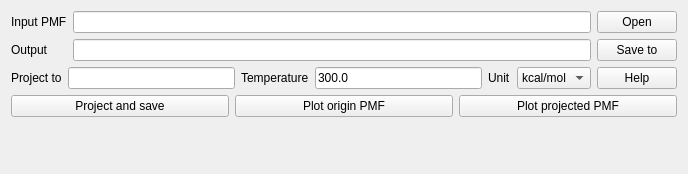
The window that projectpmftab/projectpmftab.ui (HanatoK/PMFToolBox) describes before a commit, drawn with Qt 5.
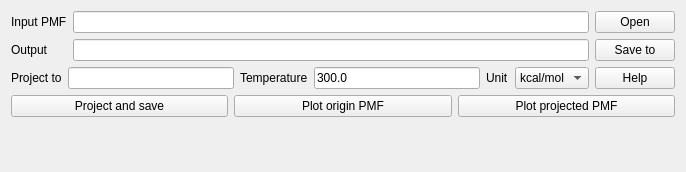
The same window after the commit. Custom widgets are drawn as their Qt base class.

```diff
--- a/projectpmftab/projectpmftab.ui
+++ b/projectpmftab/projectpmftab.ui
@@ -6,8 +6,8 @@
    <rect>
     <x>0</x>
     <y>0</y>
-    <width>688</width>
-    <height>174</height>
+    <width>686</width>
+    <height>172</height>
    </rect>
   </property>
   <property name="windowTitle">
```
Left out of the diff: 2 changed lines with no effect on the pictures.
